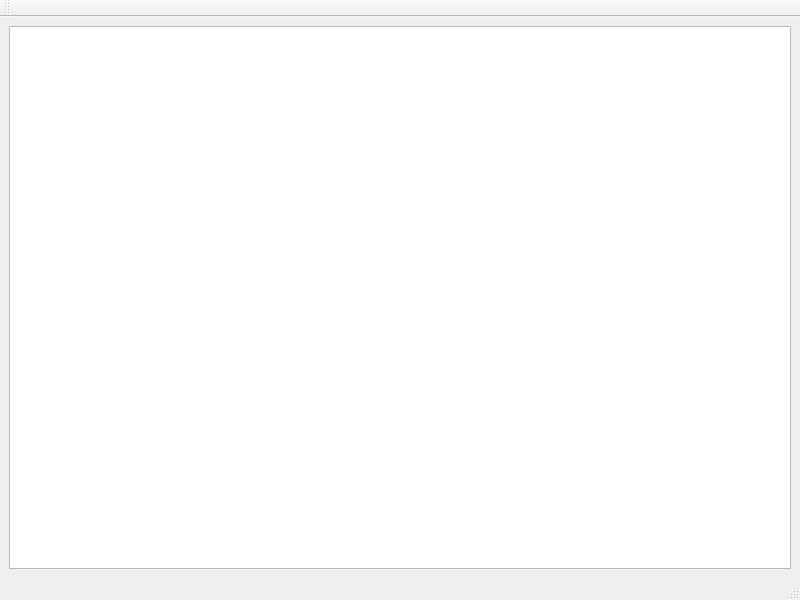
Before: the Qt Designer form mainwindow.ui in gfgit/SimulatoreRelaisApparato, drawn with Qt 5.
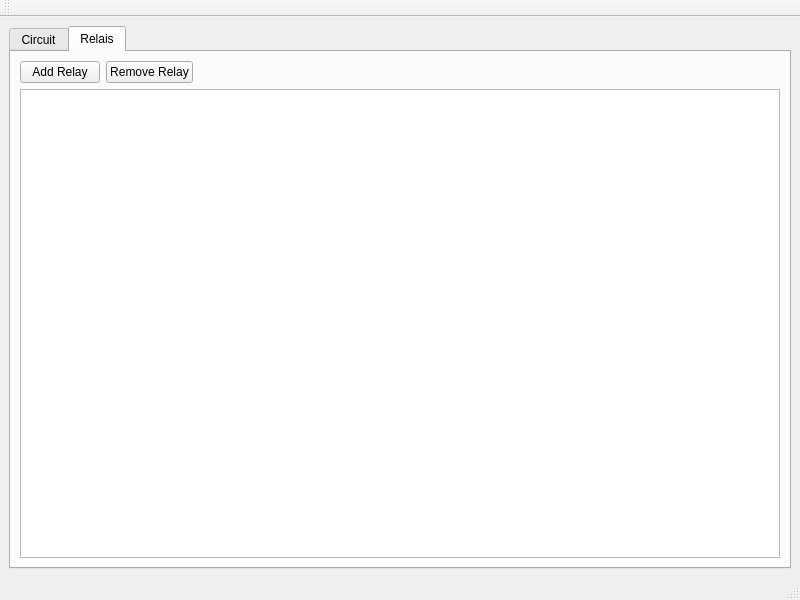
After: the same form once the commit is applied.

```diff
--- a/mainwindow.ui
+++ b/mainwindow.ui
@@ -16,7 +16,62 @@
   <widget class="QWidget" name="centralwidget">
    <layout class="QVBoxLayout" name="verticalLayout">
     <item>
-     <widget class="QGraphicsView" name="graphicsView"/>
+     <widget class="QTabWidget" name="tabWidget">
+      <property name="currentIndex">
+       <number>1</number>
+      </property>
+      <widget class="QWidget" name="circuitTab">
+       <attribute name="title">
+        <string>Circuit</string>
+       </attribute>
+       <layout class="QVBoxLayout" name="verticalLayout_2">
+        <item>
+         <widget class="QGraphicsView" name="graphicsView"/>
+        </item>
+       </layout>
+      </widget>
+      <widget class="QWidget" name="relaisTab">
+       <attribute name="title">
+        <string>Relais</string>
+       </attribute>
+       <layout class="QVBoxLayout" name="verticalLayout_3">
+        <item>
+         <layout class="QHBoxLayout" name="horizontalLayout">
+          <item>
+           <widget class="QPushButton" name="addRelayBut">
+            <property name="text">
+             <string>Add Relay</string>
+            </property>
+           </widget>
+          </item>
+          <item>
+           <widget class="QPushButton" name="removeRelayBut">
+            <property name="text">
+             <string>Remove Relay</string>
+            </property>
+           </widget>
+          </item>
+          <item>
+           <spacer name="horizontalSpacer">
+            <property name="orientation">
+             <enum>Qt::Orientation::Horizontal</enum>
+            </property>
+            <property name="sizeHint" stdset="0">
+             <size>
+              <width>40</width>
+              <height>20</height>
+             </size>
+            </property>
+           </spacer>
+          </item>
+         </layout>
+        </item>
+        <item>
+         <widget class="QTableView" name="relaisView"/>
+        </item>
+       </layout>
+      </widget>
+     </widget>
     </item>
    </layout>
   </widget>
```
